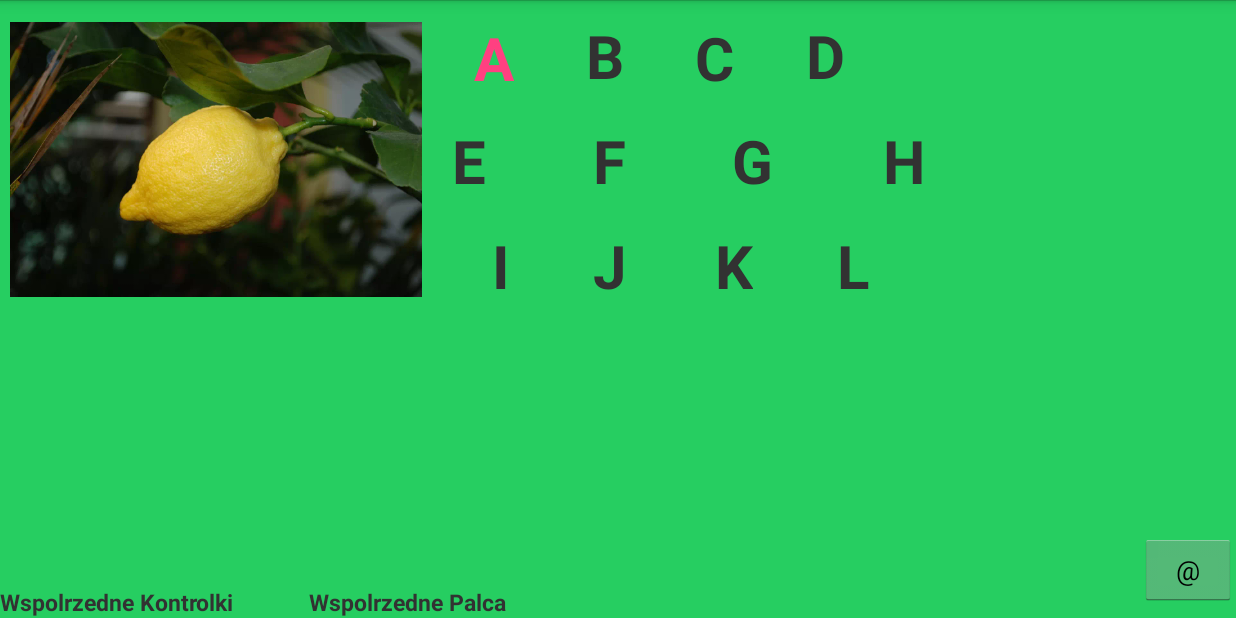
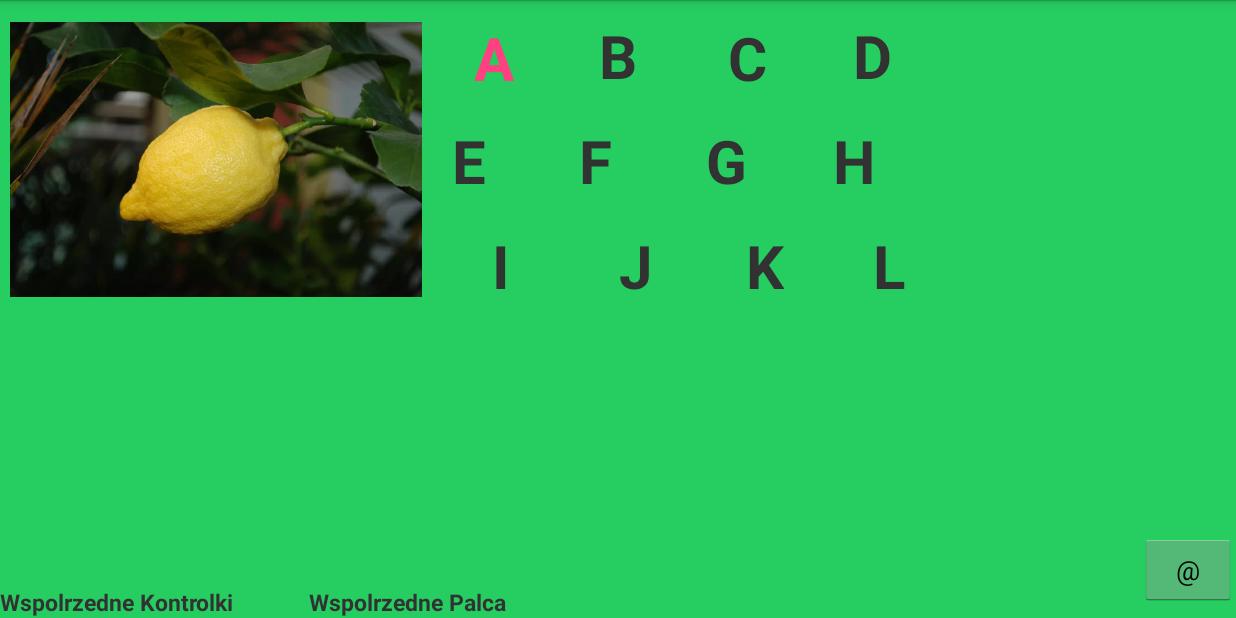
Before and after one commit to marskib/Literowiec, an Android app: the screen it shows after launch (MainActivity), after a tap on an icon or button, on a phone screen of 824 x 412 dp (held sideways). Run offline under Robolectric (Android 15) with nearby library versions, the phone set to English and light mode, and no system bars.

Commit message:
zasob 'poprawka' - wprowadzenie

```diff
--- a/app/src/main/java/autyzmsoft/pl/literowiec/MainActivity.java
+++ b/app/src/main/java/autyzmsoft/pl/literowiec/MainActivity.java
@@ -17,6 +17,7 @@ import android.widget.ImageView;
 import android.widget.RelativeLayout;
 import android.widget.TextView;
 
+import static android.R.attr.width;
 import static android.icu.lang.UCharacter.GraphemeClusterBreak.L;
 
 public class MainActivity extends Activity {
@@ -132,6 +133,8 @@ public class MainActivity extends Activity {
 
         L01.setLayoutParams(lPar);
 
+        final int poprawka = (int) getResources().getDimension(R.dimen.poprawka);
+
         //L02:  //dalej trzeba uzywac Runnable - czekanie az obiekt L01 'usadowi' sie - inaczej wartosci nieustalobe, czyli ok. 0....
         L01.post(new Runnable() {
             @Override
@@ -139,7 +142,7 @@ public class MainActivity extends Activity {
                 final int width1;
                 width1 = L01.getWidth();
                 RelativeLayout.LayoutParams lParX = (RelativeLayout.LayoutParams) L02.getLayoutParams();
-                lParX.leftMargin = ((RelativeLayout.LayoutParams) L01.getLayoutParams()).leftMargin + (int)(1.1*width1);
+                lParX.leftMargin = ((RelativeLayout.LayoutParams) L01.getLayoutParams()).leftMargin + poprawka;
                 int marginesTop = (int) getResources().getDimension(R.dimen.margin_top_size_1st_row);
                 lParX.topMargin = marginesTop;
             }
@@ -152,7 +155,7 @@ public class MainActivity extends Activity {
                 final int width1;
                 width1 = L02.getWidth();
                 RelativeLayout.LayoutParams lParX = (RelativeLayout.LayoutParams) L03.getLayoutParams();
-                lParX.leftMargin = ((RelativeLayout.LayoutParams) L02.getLayoutParams()).leftMargin + (int)(1.1*width1);
+                lParX.leftMargin = ((RelativeLayout.LayoutParams) L02.getLayoutParams()).leftMargin + poprawka;
                 int marginesTop = (int) getResources().getDimension(R.dimen.margin_top_size_1st_row);
                 lParX.topMargin = marginesTop;
             }
@@ -165,7 +168,7 @@ public class MainActivity extends Activity {
                 final int width1;
                 width1 = L03.getWidth();
                 RelativeLayout.LayoutParams lParX = (RelativeLayout.LayoutParams) L04.getLayoutParams();
-                lParX.leftMargin = ((RelativeLayout.LayoutParams) L03.getLayoutParams()).leftMargin + (int)(1.1*width1);
+                lParX.leftMargin = ((RelativeLayout.LayoutParams) L03.getLayoutParams()).leftMargin + poprawka;
                 int marginesTop = (int) getResources().getDimension(R.dimen.margin_top_size_1st_row);
                 lParX.topMargin = marginesTop;
             }
@@ -186,7 +189,7 @@ public class MainActivity extends Activity {
                 final int width1;
                 width1 = L05.getWidth();
                 RelativeLayout.LayoutParams lParX = (RelativeLayout.LayoutParams) L06.getLayoutParams();
-                lParX.leftMargin = ((RelativeLayout.LayoutParams) L05.getLayoutParams()).leftMargin + (int) (1.5*width1);
+                lParX.leftMargin = ((RelativeLayout.LayoutParams) L05.getLayoutParams()).leftMargin + poprawka;
                 int marginesTop = (int) getResources().getDimension(R.dimen.margin_top_size_2nd_row);
                 lParX.topMargin = marginesTop;
             }
@@ -199,7 +202,7 @@ public class MainActivity extends Activity {
                 final int width1;
                 width1 = L06.getWidth();
                 RelativeLayout.LayoutParams lParX = (RelativeLayout.LayoutParams) L07.getLayoutParams();
-                lParX.leftMargin = ((RelativeLayout.LayoutParams) L06.getLayoutParams()).leftMargin + (int)(1.5*width1);
+                lParX.leftMargin = ((RelativeLayout.LayoutParams) L06.getLayoutParams()).leftMargin + poprawka;
                 int marginesTop = (int) getResources().getDimension(R.dimen.margin_top_size_2nd_row);
                 lParX.topMargin = marginesTop;
             }
@@ -212,7 +215,7 @@ public class MainActivity extends Activity {
                 final int width1;
                 width1 = L07.getWidth();
                 RelativeLayout.LayoutParams lParX = (RelativeLayout.LayoutParams) L08.getLayoutParams();
-                lParX.leftMargin = ((RelativeLayout.LayoutParams) L07.getLayoutParams()).leftMargin + (int)(1.5*width1);
+                lParX.leftMargin = ((RelativeLayout.LayoutParams) L07.getLayoutParams()).leftMargin + poprawka;
                 int marginesTop = (int) getResources().getDimension(R.dimen.margin_top_size_2nd_row);
                 lParX.topMargin = marginesTop;
             }
@@ -233,7 +236,7 @@ public class MainActivity extends Activity {
                 final int width1;
                 width1 = L09.getWidth();
                 RelativeLayout.LayoutParams lParX = (RelativeLayout.LayoutParams) L10.getLayoutParams();
-                lParX.leftMargin = ((RelativeLayout.LayoutParams) L09.getLayoutParams()).leftMargin + (int)(1.3*width1);
+                lParX.leftMargin = ((RelativeLayout.LayoutParams) L09.getLayoutParams()).leftMargin + poprawka;
                 int marginesTop = (int) getResources().getDimension(R.dimen.margin_top_size_3rd_row);
                 lParX.topMargin = marginesTop;
             }
@@ -246,7 +249,7 @@ public class MainActivity extends Activity {
                 final int width1;
                 width1 = L10.getWidth();
                 RelativeLayout.LayoutParams lParX = (RelativeLayout.LayoutParams) L11.getLayoutParams();
-                lParX.leftMargin = ((RelativeLayout.LayoutParams) L10.getLayoutParams()).leftMargin + (int)(1.3*width1);
+                lParX.leftMargin = ((RelativeLayout.LayoutParams) L10.getLayoutParams()).leftMargin + poprawka;
                 int marginesTop = (int) getResources().getDimension(R.dimen.margin_top_size_3rd_row);
                 lParX.topMargin = marginesTop;
             }
@@ -259,7 +262,7 @@ public class MainActivity extends Activity {
                 final int width1;
                 width1 = L10.getWidth();
                 RelativeLayout.LayoutParams lParX = (RelativeLayout.LayoutParams) L12.getLayoutParams();
-                lParX.leftMargin = ((RelativeLayout.LayoutParams) L11.getLayoutParams()).leftMargin + (int)(1.3*width1);
+                lParX.leftMargin = ((RelativeLayout.LayoutParams) L11.getLayoutParams()).leftMargin + poprawka;
                 int marginesTop = (int) getResources().getDimension(R.dimen.margin_top_size_3rd_row);
                 lParX.topMargin = marginesTop;
             }
--- a/app/src/main/res/values-large/dimens.xml
+++ b/app/src/main/res/values-large/dimens.xml
@@ -1,8 +1,8 @@
 <resources>
     <dimen name="litera_size">80sp</dimen>
     <dimen name="margin_top_size_1st_row">10dp</dimen>
-    <dimen name="margin_top_size_2nd_row">100dp</dimen>
-    <dimen name="margin_top_size_3rd_row">200dp</dimen>
+    <dimen name="margin_top_size_2nd_row">120dp</dimen>
+    <dimen name="margin_top_size_3rd_row">240dp</dimen>
 
-    <dimen name="poprawka">60dp</dimen>
+    <dimen name="poprawka">210dp</dimen>
 </resources>
--- a/app/src/main/res/values/dimens.xml
+++ b/app/src/main/res/values/dimens.xml
@@ -4,5 +4,5 @@
     <dimen name="margin_top_size_2nd_row">60dp</dimen>
     <dimen name="margin_top_size_3rd_row">130dp</dimen>
 
-    <dimen name="poprawka">20dp</dimen>
+    <dimen name="poprawka">85dp</dimen>
 </resources>
```
